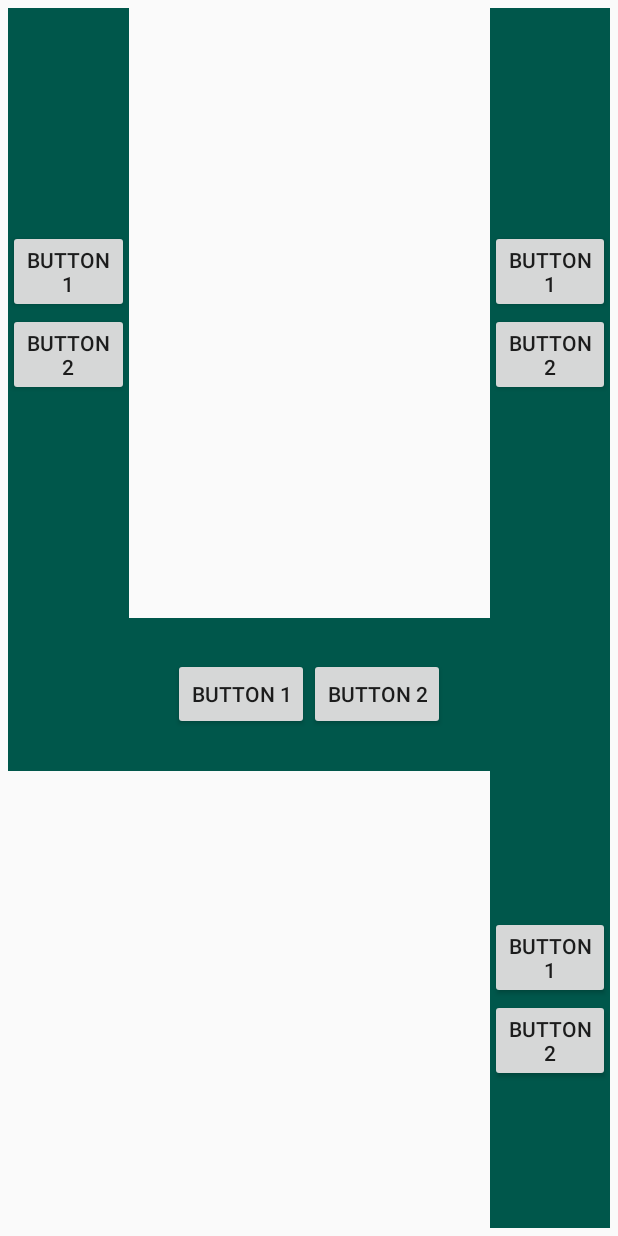
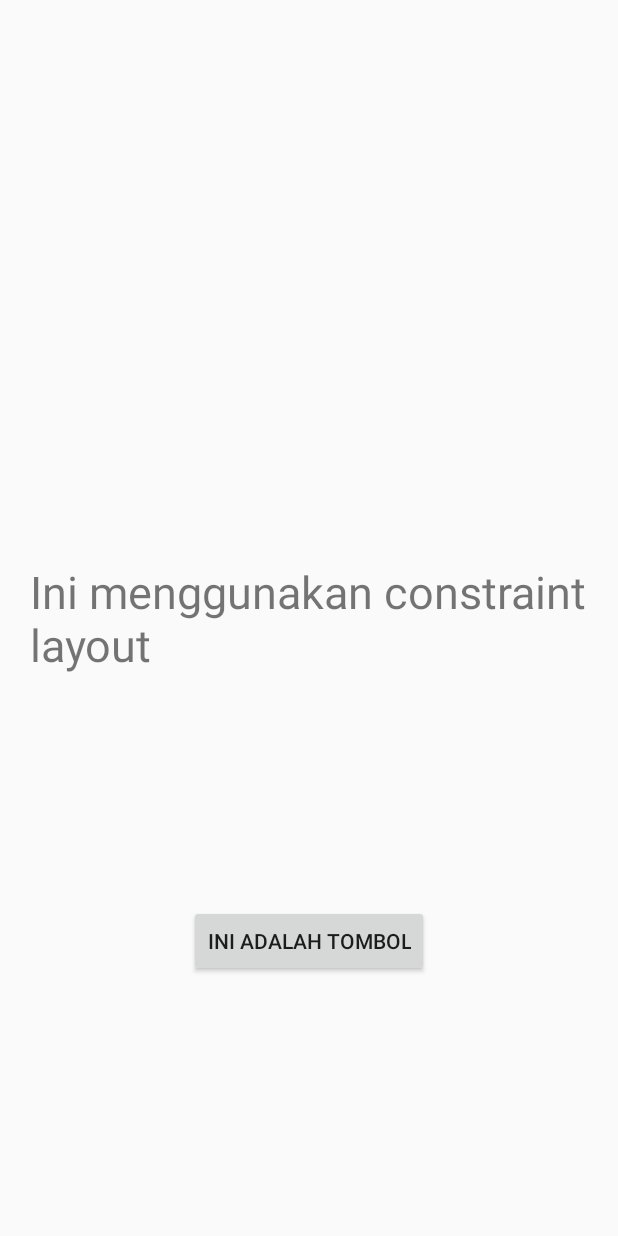
Before and after one commit to yudhaislamisulistya/Layout_Task_One, an Android app: the layout activity_main4.xml on its own in the app's theme, with its tools: preview values and no code run, on a phone screen of 412 x 824 dp. Run offline under Robolectric (Android 15) with nearby library versions, the phone set to English and light mode, and no system bars.

Commit message:
Two Commit

```diff
--- a/app/build.gradle
+++ b/app/build.gradle
@@ -26,4 +26,5 @@ dependencies {
     testImplementation 'junit:junit:4.12'
     androidTestImplementation 'androidx.test.ext:junit:1.1.0'
     androidTestImplementation 'androidx.test.espresso:espresso-core:3.1.1'
+    implementation 'com.google.android.material:material:1.1.0'
 }
--- a/app/src/main/AndroidManifest.xml
+++ b/app/src/main/AndroidManifest.xml
@@ -12,10 +12,7 @@
         android:roundIcon="@mipmap/ic_launcher_round"
         android:supportsRtl="true"
         android:theme="@style/AppTheme">
-        <activity android:name=".Main4Activity"></activity>
-        <activity android:name=".Main3Activity" />
-        <activity android:name=".Main2Activity" />
-        <activity android:name=".MainActivity">
+        <activity android:name=".Main5Activity">
             <intent-filter>
                 <action android:name="android.intent.action.MAIN" />
 
--- a/app/src/main/res/layout/activity_main4.xml
+++ b/app/src/main/res/layout/activity_main4.xml
@@ -1,131 +1,43 @@
-<?xml version="1.0" encoding="utf-8"?>
-<LinearLayout xmlns:android="http://schemas.android.com/apk/res/android"
+<android.support.constraint.ConstraintLayout xmlns:android="http://schemas.android.com/apk/res/android"
     xmlns:app="http://schemas.android.com/apk/res-auto"
     xmlns:tools="http://schemas.android.com/tools"
     android:layout_width="match_parent"
+    android:layout_margin="20dp"
     android:layout_height="match_parent"
-    android:orientation="vertical"
-    android:padding="5dp"
-    tools:context=".Main4Activity">
 
-    <LinearLayout
-        android:layout_width="match_parent"
-        android:layout_height="match_parent"
-        android:layout_weight="1"
-        android:orientation="horizontal"
-        >
-        <LinearLayout
-            android:layout_width="match_parent"
-            android:layout_height="match_parent"
-            android:layout_weight="2"
-            android:background="@color/colorPrimaryDark"
-            android:orientation="vertical"
-            android:gravity="center"
-            >
-            <Button
-                android:layout_width="wrap_content"
-                android:layout_height="wrap_content"
-                android:text="Button 1"
-                />
-
-            <Button
-                android:layout_width="wrap_content"
-                android:layout_height="wrap_content"
-                android:text="Button 2"
-                />
-        </LinearLayout>
-
-        <LinearLayout
-            android:layout_width="match_parent"
-            android:layout_height="match_parent"
-            android:layout_weight="1"
-            >
-        </LinearLayout>
-
-        <LinearLayout
-            android:layout_width="match_parent"
-            android:layout_height="match_parent"
-            android:layout_weight="2"
-            android:background="@color/colorPrimaryDark"
-            android:gravity="center"
-            android:orientation="vertical"
-            >
-            <Button
-                android:layout_width="wrap_content"
-                android:layout_height="wrap_content"
-                android:text="Button 1"
-                />
-
-            <Button
-                android:layout_width="wrap_content"
-                android:layout_height="wrap_content"
-                android:text="Button 2"
-                />
-        </LinearLayout>
-    </LinearLayout>
-
-    <LinearLayout
-        android:layout_width="match_parent"
-        android:layout_height="match_parent"
-        android:layout_weight="1"
-        android:orientation="vertical"
-        >
-        <LinearLayout
-            android:layout_width="match_parent"
-            android:layout_height="match_parent"
-            android:layout_weight="3"
-            android:background="@color/colorPrimaryDark"
-            android:gravity="center"
-            android:orientation="horizontal"
-            >
-            <Button
-                android:layout_width="wrap_content"
-                android:layout_height="wrap_content"
-                android:text="Button 1"
-                />
-
-            <Button
-                android:layout_width="wrap_content"
-                android:layout_height="wrap_content"
-                android:text="Button 2"
-                />
-        </LinearLayout>
-
-        <LinearLayout
-            android:layout_width="match_parent"
-            android:layout_height="match_parent"
-            android:layout_weight="1"
-            android:orientation="horizontal"
-            >
-            <LinearLayout
-                android:layout_width="match_parent"
-                android:layout_height="match_parent"
-                android:layout_weight="1"
-                >
-            </LinearLayout>
-
-            <LinearLayout
-                android:layout_width="match_parent"
-                android:layout_height="match_parent"
-                android:layout_weight="4"
-                android:background="@color/colorPrimaryDark"
-                android:gravity="center"
-                android:orientation="vertical"
-                >
-                <Button
-                    android:layout_width="wrap_content"
-                    android:layout_height="wrap_content"
-                    android:text="Button 1"
-                    />
-
-                <Button
-                    android:layout_width="wrap_content"
-                    android:layout_height="wrap_content"
-                    android:text="Button 2"
-                    />
-            </LinearLayout>
-        </LinearLayout>
-    </LinearLayout>
+    tools:context=".MainActivity">
 
 
-</LinearLayout>
+    <TextView
+        android:id="@+id/textView"
+        android:layout_width="wrap_content"
+        android:layout_height="wrap_content"
+        android:layout_marginStart="8dp"
+        android:layout_marginLeft="8dp"
+        android:layout_marginTop="8dp"
+        android:layout_marginEnd="8dp"
+        android:layout_marginRight="8dp"
+        android:layout_marginBottom="8dp"
+        android:text="Ini menggunakan constraint layout"
+        android:textSize="30sp"
+        app:layout_constraintBottom_toBottomOf="parent"
+        app:layout_constraintEnd_toEndOf="parent"
+        app:layout_constraintStart_toStartOf="parent"
+        app:layout_constraintTop_toTopOf="parent" />
+
+    <Button
+        android:id="@+id/button"
+        android:layout_width="wrap_content"
+        android:layout_height="wrap_content"
+        android:layout_marginStart="8dp"
+        android:layout_marginLeft="8dp"
+        android:layout_marginTop="8dp"
+        android:layout_marginEnd="8dp"
+        android:layout_marginRight="8dp"
+        android:layout_marginBottom="8dp"
+        android:text="Ini adalah tombol"
+        app:layout_constraintBottom_toBottomOf="parent"
+        app:layout_constraintEnd_toEndOf="parent"
+        app:layout_constraintStart_toStartOf="parent"
+        app:layout_constraintTop_toBottomOf="@+id/textView" />
+</android.support.constraint.ConstraintLayout>
```
Also changed, not shown: app/src/main/java/com/example/layout_task_one/Main5Activity.java (added, +14 -0 lines), app/src/main/res/drawable/round_button.xml (added, +13 -0 lines), app/src/main/res/layout/activity_main5.xml (added, +127 -0 lines).
